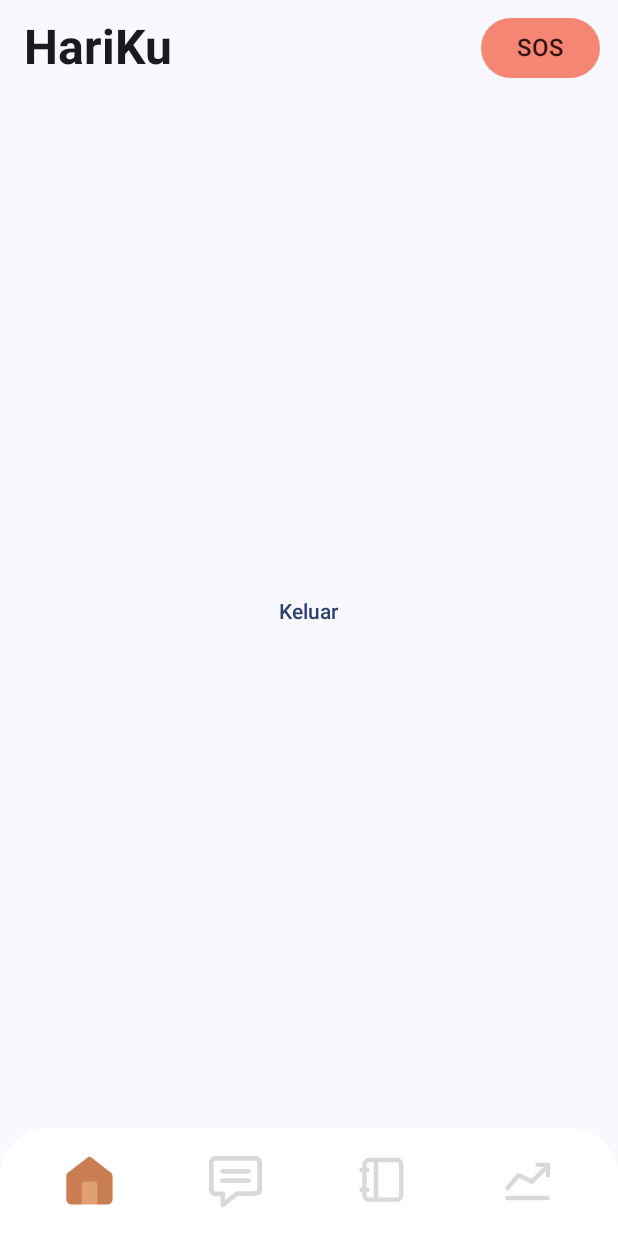
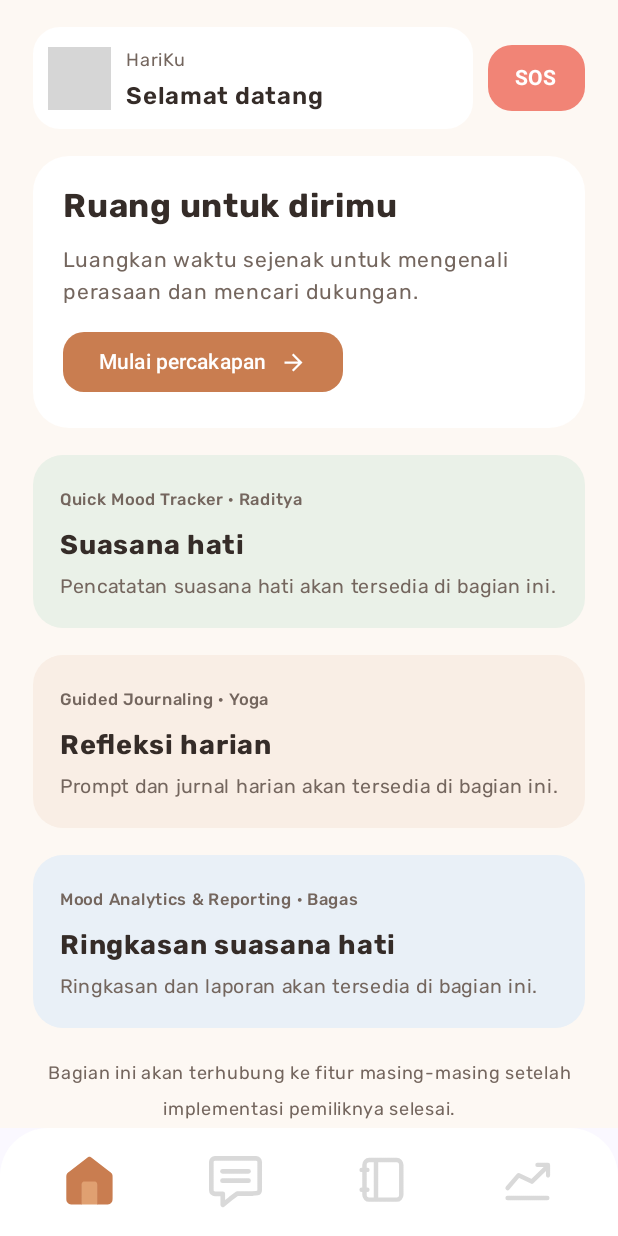
Before and after one commit to JavaneseIvankov/HariKu_Cloned, an Android app built with Jetpack Compose: the HomeScreen screen opened through its navigation route, on a phone screen of 412 x 824 dp. Run offline under Robolectric (Android 15) with nearby library versions, the phone set to English and light mode, and no system bars; our stand-ins replace Firebase (no records; nobody signed in at launch, a user with empty details on screens opened directly); pictures from the network do not load; grey boxes are pictures that could not be loaded.

Commit message:
feat: implement home and profile screens

```diff
--- a/app/src/main/java/com/hariku/HariKuApp.kt
+++ b/app/src/main/java/com/hariku/HariKuApp.kt
@@ -4,6 +4,8 @@ import android.app.Application
 import com.hariku.di.firebaseModule
 import com.hariku.feature.auth.di.authModule
 import com.hariku.feature.chatbot.di.chatbotModule
+import com.hariku.feature.profile.di.profileModule
+import com.hariku.feature.home.di.homeModule
 import org.koin.android.ext.koin.androidContext
 import org.koin.core.context.startKoin
 
@@ -12,7 +14,7 @@ class HariKuApp : Application() {
         super.onCreate()
         startKoin {
             androidContext(this@HariKuApp)
-            modules(firebaseModule, authModule, chatbotModule)
+            modules(firebaseModule, authModule, chatbotModule, profileModule, homeModule)
         }
     }
 }
--- a/app/src/main/java/com/hariku/MainActivity.kt
+++ b/app/src/main/java/com/hariku/MainActivity.kt
@@ -5,27 +5,15 @@ import androidx.activity.ComponentActivity
 import androidx.activity.SystemBarStyle
 import androidx.activity.compose.setContent
 import androidx.activity.enableEdgeToEdge
-import androidx.compose.foundation.layout.Arrangement
-import androidx.compose.foundation.layout.Column
-import androidx.compose.foundation.layout.fillMaxSize
-import androidx.compose.foundation.layout.padding
-import androidx.compose.material3.Scaffold
-import androidx.compose.material3.Text
-import androidx.compose.material3.TextButton
 import androidx.compose.runtime.Composable
-import androidx.compose.ui.Alignment
 import androidx.compose.ui.Modifier
-import androidx.compose.ui.unit.dp
 import androidx.compose.runtime.LaunchedEffect
-import androidx.compose.ui.res.stringResource
-import androidx.compose.ui.tooling.preview.Preview
 import androidx.navigation.compose.NavHost
 import androidx.navigation.compose.composable
 import androidx.navigation.compose.currentBackStackEntryAsState
 import androidx.navigation.compose.rememberNavController
 import com.hariku.core.ui.components.MainScaffold
 import com.hariku.core.ui.components.Routes
-import com.hariku.core.ui.components.SosTopBar
 import com.google.firebase.auth.FirebaseAuth
 import com.hariku.core.ui.theme.HariKuTheme
 import com.hariku.feature.auth.presentation.login.LoginScreen
@@ -36,6 +24,8 @@ import com.hariku.feature.chatbot.presentation.customize.CustomizePersonalCatScr
 import com.hariku.feature.chatbot.presentation.detail.ChatbotDetailScreen
 import com.hariku.feature.sos.SosScreen
 import com.hariku.feature.sos.SosProfessionalScreen
+import com.hariku.feature.home.presentation.HomeScreen
+import com.hariku.feature.profile.presentation.ProfileScreen
 
 class MainActivity : ComponentActivity() {
     override fun onCreate(savedInstanceState: Bundle?) {
@@ -100,14 +90,20 @@ private fun HariKuNavigation(onSosVisibilityChanged: (Boolean) -> Unit) {
                 initialTabIndex = 0,
                 homeContent = {
                     HomeScreen(
-                        onOpenSos = { navController.navigate(Routes.SosGraph.route) },
-                        onSignOut = {
-                            FirebaseAuth.getInstance().signOut()
-                            navController.navigate(Routes.Login.route) {
-                                popUpTo(0) { inclusive = true }
-                            }
-                        }
+                        navController = navController,
+                        onOpenProfile = { navController.navigate(Routes.Profile.route) },
+                        onOpenSos = { navController.navigate(Routes.SosGraph.route) }
                     )
+                }
+            )
+        }
+        composable(Routes.Profile.route) {
+            ProfileScreen(
+                navController = navController,
+                onLogout = {
+                    navController.navigate(Routes.Login.route) {
+                        popUpTo(navController.graph.id) { inclusive = true }
+                    }
                 }
             )
         }
@@ -133,38 +129,3 @@ private fun HariKuNavigation(onSosVisibilityChanged: (Boolean) -> Unit) {
         }
     }
 }
-
-@Composable
-private fun HomeScreen(
-    onOpenSos: () -> Unit,
-    onSignOut: () -> Unit
-) {
-    Scaffold(
-        topBar = {
-            SosTopBar(
-                title = stringResource(R.string.app_name),
-                onSosClick = onOpenSos
-            )
-        }
-    ) { innerPadding ->
-        Column(
-            modifier = Modifier
-                .fillMaxSize()
-                .padding(innerPadding),
-            verticalArrangement = Arrangement.spacedBy(12.dp, Alignment.CenterVertically),
-            horizontalAlignment = Alignment.CenterHorizontally
-        ) {
-            TextButton(onClick = onSignOut) {
-                Text(text = "Keluar")
-            }
-        }
-    }
-}
-
-@Preview(showBackground = true)
-@Composable
-private fun HomePreview() {
-    HariKuTheme {
-        HomeScreen(onOpenSos = {}, onSignOut = {})
-    }
-}
--- /dev/null
+++ b/app/src/main/java/com/hariku/feature/home/di/HomeModule.kt
@@ -0,0 +1,9 @@
+package com.hariku.feature.home.di
+
+import com.hariku.feature.home.presentation.HomeViewModel
+import org.koin.core.module.dsl.viewModel
+import org.koin.dsl.module
+
+val homeModule = module {
+    viewModel { HomeViewModel(getCurrentUserUseCase = get()) }
+}
--- /dev/null
+++ b/app/src/main/java/com/hariku/feature/home/presentation/HomeScreen.kt
@@ -0,0 +1,212 @@
+package com.hariku.feature.home.presentation
+
+import androidx.compose.foundation.background
+import androidx.compose.foundation.clickable
+import androidx.compose.foundation.layout.Arrangement
+import androidx.compose.foundation.layout.Box
+import androidx.compose.foundation.layout.Column
+import androidx.compose.foundation.layout.PaddingValues
+import androidx.compose.foundation.layout.Row
+import androidx.compose.foundation.layout.Spacer
+import androidx.compose.foundation.layout.fillMaxSize
+import androidx.compose.foundation.layout.fillMaxWidth
+import androidx.compose.foundation.layout.height
+import androidx.compose.foundation.layout.padding
+import androidx.compose.foundation.layout.size
+import androidx.compose.foundation.layout.width
+import androidx.compose.foundation.lazy.LazyColumn
+import androidx.compose.foundation.shape.CircleShape
+import androidx.compose.foundation.shape.RoundedCornerShape
+import androidx.compose.material.icons.Icons
+import androidx.compose.material.icons.filled.ArrowForward
+import androidx.compose.material3.Button
+import androidx.compose.material3.ButtonDefaults
+import androidx.compose.material3.Card
+import androidx.compose.material3.CardDefaults
+import androidx.compose.material3.Icon
+import androidx.compose.material3.Text
+import androidx.compose.runtime.Composable
+import androidx.compose.ui.Alignment
+import androidx.compose.ui.Modifier
+import androidx.compose.ui.draw.clip
+import androidx.compose.ui.graphics.Color
+import androidx.compose.ui.layout.ContentScale
+import androidx.compose.ui.text.font.FontWeight
+import androidx.compose.ui.text.style.TextAlign
+import androidx.compose.ui.tooling.preview.Preview
+import androidx.compose.ui.unit.dp
+import androidx.compose.ui.unit.sp
+import androidx.navigation.NavController
+import androidx.navigation.compose.rememberNavController
+import coil.compose.AsyncImage
+import com.google.firebase.auth.FirebaseAuth
+import com.hariku.core.ui.components.Routes
+import com.hariku.core.ui.theme.HariKuTheme
+import org.koin.androidx.compose.koinViewModel
+
+private val HomeCanvas = Color(0xFFFDF8F3)
+private val HomeInk = Color(0xFF352C28)
+private val HomeMuted = Color(0xFF74665E)
+private val HomeAccent = Color(0xFFC97D50)
+private val HomeSage = Color(0xFFEAF1E8)
+private val HomeBlue = Color(0xFFE9F0F7)
+
+@Composable
+fun HomeScreen(
+    navController: NavController,
+    onOpenProfile: () -> Unit,
+    onOpenSos: () -> Unit,
+    viewModel: HomeViewModel = koinViewModel()
+) {
+    val user = viewModel.currentUser
+    HomeContent(
+        displayName = user?.name?.takeIf(String::isNotBlank) ?: "Selamat datang",
+        photoUrl = user?.photoUrl,
+        onOpenProfile = onOpenProfile,
+        onOpenSos = onOpenSos,
+        onOpenChat = { navController.navigate(Routes.CustomizeCat.route) }
+    )
+}
+
+@Composable
+private fun HomeContent(
+    displayName: String,
+    photoUrl: String?,
+    onOpenProfile: () -> Unit,
+    onOpenSos: () -> Unit,
+    onOpenChat: () -> Unit
+) {
+    LazyColumn(
+        modifier = Modifier
+            .fillMaxSize()
+            .background(HomeCanvas),
+        contentPadding = PaddingValues(bottom = 24.dp),
+        verticalArrangement = Arrangement.spacedBy(18.dp)
+    ) {
+        item {
+            Row(
+                modifier = Modifier
+                    .fillMaxWidth()
+                    .padding(start = 22.dp, end = 22.dp, top = 18.dp),
+                verticalAlignment = Alignment.CenterVertically
+            ) {
+                Row(
+                    modifier = Modifier
+                        .weight(1f)
+                        .clip(RoundedCornerShape(18.dp))
+                        .background(Color.White)
+                        .clickable(onClick = onOpenProfile)
+                        .padding(10.dp),
+                    verticalAlignment = Alignment.CenterVertically
+                ) {
+                    AsyncImage(
+                        model = photoUrl,
+                        contentDescription = "Profil",
+                        modifier = Modifier
+                            .size(42.dp)
+                            .clip(CircleShape)
+                            .background(Color(0xFFF3B57B)),
+                        contentScale = ContentScale.Crop
+                    )
+                    Spacer(Modifier.width(10.dp))
+                    Column {
+                        Text("HariKu", fontSize = 12.sp, color = HomeMuted)
+                        Text(displayName, fontSize = 16.sp, fontWeight = FontWeight.SemiBold, color = HomeInk)
+                    }
+                }
+                Spacer(Modifier.width(10.dp))
+                Button(
+                    onClick = onOpenSos,
+                    shape = RoundedCornerShape(16.dp),
+                    colors = ButtonDefaults.buttonColors(containerColor = Color(0xFFF18476)),
+                    contentPadding = PaddingValues(horizontal = 18.dp, vertical = 12.dp)
+                ) { Text("SOS", color = Color.White, fontWeight = FontWeight.Bold) }
+            }
+        }
+        item {
+            Column(
+                modifier = Modifier
+                    .fillMaxWidth()
+                    .padding(horizontal = 22.dp)
+                    .clip(RoundedCornerShape(24.dp))
+                    .background(Color.White)
+                    .padding(20.dp),
+                verticalArrangement = Arrangement.spacedBy(12.dp)
+            ) {
+                Text("Ruang untuk dirimu", fontSize = 22.sp, fontWeight = FontWeight.Bold, color = HomeInk)
+                Text("Luangkan waktu sejenak untuk mengenali perasaan dan mencari dukungan.", fontSize = 14.sp, color = HomeMuted, lineHeight = 21.sp)
+                Button(
+                    onClick = onOpenChat,
+                    shape = RoundedCornerShape(14.dp),
+                    colors = ButtonDefaults.buttonColors(containerColor = HomeAccent)
+                ) {
+                    Text("Mulai percakapan")
+                    Spacer(Modifier.width(8.dp))
+                    Icon(Icons.Filled.ArrowForward, contentDescription = null, modifier = Modifier.size(18.dp))
+                }
+            }
+        }
+        item {
+            PlaceholderSection(
+                title = "Suasana hati",
+                owner = "Quick Mood Tracker · Raditya",
+                message = "Pencatatan suasana hati akan tersedia di bagian ini.",
+                tint = HomeSage
+            )
+        }
+        item {
+            PlaceholderSection(
+                title = "Refleksi harian",
+                owner = "Guided Journaling · Yoga",
+                message = "Prompt dan jurnal harian akan tersedia di bagian ini.",
+                tint = Color(0xFFF9EEE5)
+            )
+        }
+        item {
+            PlaceholderSection(
+                title = "Ringkasan suasana hati",
+                owner = "Mood Analytics & Reporting · Bagas",
+                message = "Ringkasan dan laporan akan tersedia di bagian ini.",
+                tint = HomeBlue
+            )
+        }
+        item {
+            Text(
+                text = "Bagian ini akan terhubung ke fitur masing-masing setelah implementasi pemiliknya selesai.",
+                modifier = Modifier.fillMaxWidth().padding(horizontal = 28.dp),
+                fontSize = 12.sp,
+                color = HomeMuted,
+                textAlign = TextAlign.Center
+            )
+        }
+    }
+}
+
+@Composable
+private fun PlaceholderSection(title: String, owner: String, message: String, tint: Color) {
+    Card(
+        modifier = Modifier.fillMaxWidth().padding(horizontal = 22.dp),
+        shape = RoundedCornerShape(20.dp),
+        colors = CardDefaults.cardColors(containerColor = tint)
+    ) {
+        Column(modifier = Modifier.fillMaxWidth().padding(18.dp), verticalArrangement = Arrangement.spacedBy(6.dp)) {
+            Text(owner, fontSize = 11.sp, color = HomeMuted, fontWeight = FontWeight.Medium)
+            Text(title, fontSize = 18.sp, color = HomeInk, fontWeight = FontWeight.Bold)
+            Text(message, fontSize = 13.sp, color = HomeMuted, lineHeight = 19.sp)
+        }
+    }
+}
+
+@Preview(showBackground = true)
+@Composable
+private fun HomePreview() {
+    HariKuTheme {
+        HomeContent(
+            displayName = "Ayu",
+            photoUrl = null,
+            onOpenProfile = {},
+            onOpenSos = {},
+            onOpenChat = {}
+        )
+    }
+}
--- /dev/null
+++ b/app/src/main/java/com/hariku/feature/home/presentation/HomeViewModel.kt
@@ -0,0 +1,9 @@
+package com.hariku.feature.home.presentation
+
+import androidx.lifecycle.ViewModel
+import com.hariku.feature.auth.domain.model.AuthUser
+import com.hariku.feature.auth.domain.usecase.GetCurrentUserUseCase
+
+class HomeViewModel(getCurrentUserUseCase: GetCurrentUserUseCase) : ViewModel() {
+    val currentUser: AuthUser? = getCurrentUserUseCase()
+}
```
Also changed, not shown: app/src/main/java/com/hariku/feature/profile/di/ProfileModule.kt (added, +14 -0 lines), app/src/main/java/com/hariku/feature/profile/presentation/ProfileScreen.kt (added, +213 -0 lines), app/src/main/java/com/hariku/feature/profile/presentation/ProfileViewModel.kt (added, +15 -0 lines).
